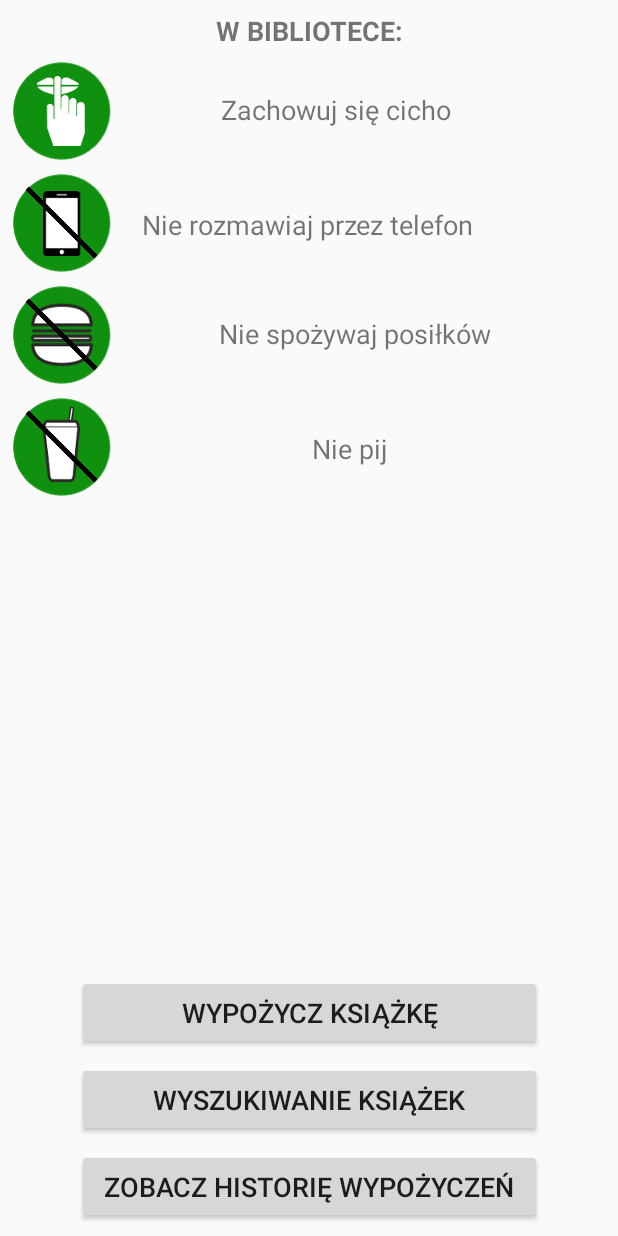
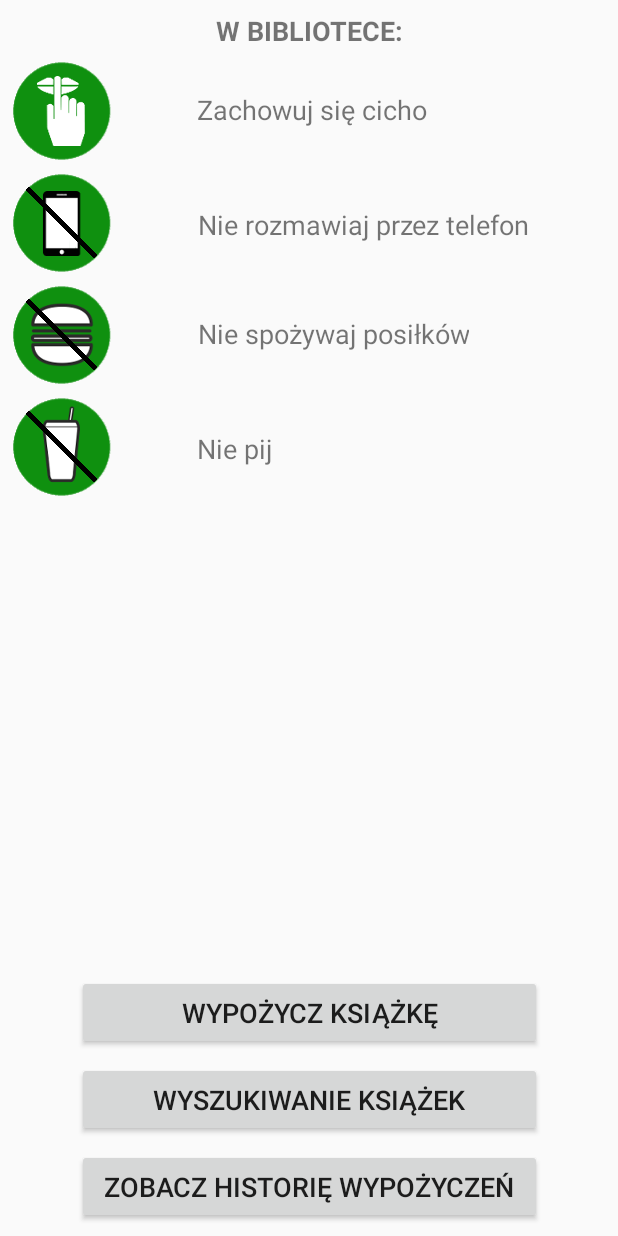
Before and after one commit to switch386x/BookRentalLocator, an Android app: the MainActivity screen opened directly, with no data from a screen before it, on a phone screen of 412 x 824 dp. Run offline under Robolectric (Android 15) with nearby library versions, the phone set to English and light mode, and no system bars.

Commit message:
adjusted view of rules in mainActivity, adjusted breaching boards of textView in SummaryActivity (historia wypozyczen), zablokowanie obracania ekranu na wszystkich aktywnosciach

```diff
--- a/app/src/main/AndroidManifest.xml
+++ b/app/src/main/AndroidManifest.xml
@@ -19,7 +19,8 @@
         <activity
             android:name=".LoginActivity"
             android:label="BookRental Locator"
-            android:theme="@style/AppTheme.NoActionBar">
+            android:theme="@style/AppTheme.NoActionBar"
+            android:screenOrientation="portrait">
             <intent-filter>
                 <action android:name="android.intent.action.MAIN" />
 
--- a/app/src/main/res/layout/activity_main.xml
+++ b/app/src/main/res/layout/activity_main.xml
@@ -5,6 +5,14 @@
     android:layout_width="match_parent"
     android:layout_height="match_parent"
     tools:context=".MainActivity">
+
+    <android.support.constraint.Guideline
+        android:layout_width="0dp"
+        android:layout_height="0dp"
+        app:layout_constraintGuide_percent="0.3"
+        android:id="@+id/guideline"
+        android:orientation="vertical"
+        />
 
     <Button
         android:id="@+id/rentActivityAccess"
@@ -99,9 +107,8 @@
         android:text="@string/drink"
         android:textAlignment="center"
         android:textSize="18sp"
-        app:layout_constraintEnd_toEndOf="parent"
         app:layout_constraintHorizontal_bias="0.461"
-        app:layout_constraintStart_toEndOf="@+id/imageView4"
+        app:layout_constraintStart_toEndOf="@id/guideline"
         app:layout_constraintTop_toBottomOf="@+id/textView10" />
 
     <TextView
@@ -114,9 +121,8 @@
         android:text="@string/silent"
         android:textAlignment="center"
         android:textSize="18sp"
-        app:layout_constraintEnd_toEndOf="parent"
         app:layout_constraintHorizontal_bias="0.384"
-        app:layout_constraintStart_toEndOf="@+id/imageView"
+        app:layout_constraintStart_toEndOf="@id/guideline"
         app:layout_constraintTop_toBottomOf="@+id/textView7" />
 
     <TextView
@@ -144,9 +150,8 @@
         android:text="@string/phone"
         android:textAlignment="center"
         android:textSize="18sp"
-        app:layout_constraintEnd_toEndOf="parent"
         app:layout_constraintHorizontal_bias="0.111"
-        app:layout_constraintStart_toEndOf="@+id/imageView2"
+        app:layout_constraintStart_toEndOf="@id/guideline"
         app:layout_constraintTop_toBottomOf="@+id/textView8" />
 
     <TextView
@@ -159,9 +164,8 @@
         android:text="@string/food"
         android:textAlignment="center"
         android:textSize="18sp"
-        app:layout_constraintEnd_toEndOf="parent"
         app:layout_constraintHorizontal_bias="0.448"
-        app:layout_constraintStart_toEndOf="@+id/imageView3"
+        app:layout_constraintStart_toEndOf="@id/guideline"
         app:layout_constraintTop_toBottomOf="@+id/textView9" />
 
 </android.support.constraint.ConstraintLayout>
--- a/app/src/main/res/layout/activity_summary.xml
+++ b/app/src/main/res/layout/activity_summary.xml
@@ -9,7 +9,7 @@ tools:context=".SummaryActivity">
     <TextView
         android:id="@+id/summaryTextView"
         android:layout_width="324dp"
-        android:layout_height="423dp"
+        android:layout_height="wrap_content"
         android:layout_marginStart="8dp"
         android:layout_marginTop="8dp"
         android:layout_marginEnd="8dp"
```
